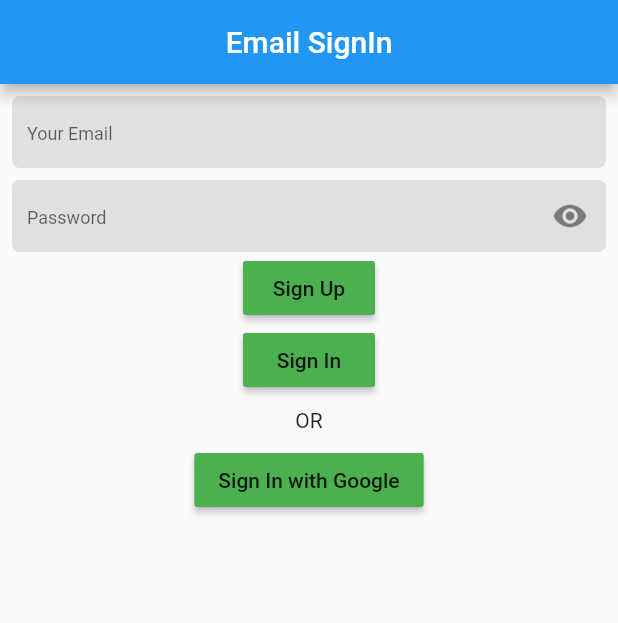
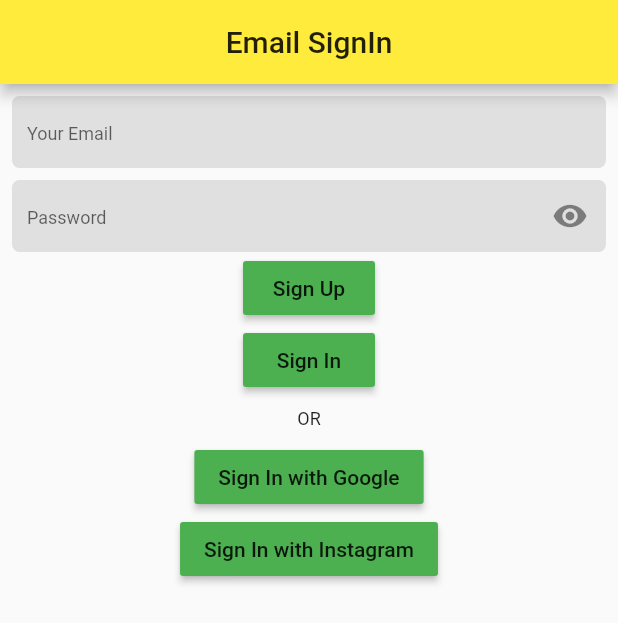
Before and after one commit to KodakandlaHemanthReddy/flutter_fb_google_login_with_firebase, a Flutter app: the screen it shows after launch, after a tap on "Sign In with Google", on a phone screen of 412 x 824 dp. Shown: the top 623 px of the screen. Run offline on Flutter 3.47's test engine with Material 2 defaults, Android fonts, the phone set to English and light mode, and no system bars; our stand-ins replace firebase_auth, google_sign_in, shared_preferences; missing offline and left inert: simple_auth, simple_auth_flutter; accounts and stored records are empty; network calls fail.

Commit message:
added instagram sign in and writed repositories for each screen

```diff
--- a/lib/bloc/login_bloc.dart
+++ b/lib/bloc/login_bloc.dart
@@ -1,12 +1,13 @@
 
 import 'package:flutter/material.dart';
 import 'package:fluttergooglesigninapp/bloc/base_bloc.dart';
-import 'package:fluttergooglesigninapp/repository/base_repo.dart';
-import 'package:fluttergooglesigninapp/repository/base_repo_impl.dart';
+import 'package:fluttergooglesigninapp/repository/login_repo.dart';
+import 'package:fluttergooglesigninapp/repository/login_repo_impl.dart';
+import 'package:simple_auth/simple_auth.dart' as simpleAuth;
 
 class LoginBloc implements BaseBloc{
 
-  BaseRepository _baseRepository;
+  LoginRepository _baseRepository;
 
   TextEditingController emailController = new TextEditingController();
   TextEditingController passwordController = new TextEditingController();
@@ -15,14 +16,15 @@ class LoginBloc implements BaseBloc{
   @override
   void init() {
     // TODO: implement init
-    _baseRepository = BaseRepositoryImpl();
+    _baseRepository = LoginRepositoryImpl();
   }
 
   @override
   void dispose() {
     // TODO: implement dispose
   }
-
+  final simpleAuth.InstagramApi instagramApi = new simpleAuth.InstagramApi(
+      "instagram", "3551676811515505", "4b1acdfae3ce8ebed9e1593de49edda3", "https://login-4583c.firebaseapp.com/__/auth/handle",scopes: "");
   signInWithEmail(String email,String password,BuildContext context){
     _baseRepository.signInWithEmail(email,password,context);
   }
@@ -38,5 +40,8 @@ class LoginBloc implements BaseBloc{
   handleSignIn(BuildContext context){
     _baseRepository.handleSignIn(context);
   }
+  login(simpleAuth.AuthenticatedApi api){
+    _baseRepository.login(api);
+  }
 
 }
--- a/lib/bloc/splash_bloc.dart
+++ b/lib/bloc/splash_bloc.dart
@@ -4,20 +4,20 @@ import 'dart:convert';
 import 'package:flutter/cupertino.dart';
 import 'package:flutter/material.dart';
 import 'package:fluttergooglesigninapp/bloc/base_bloc.dart';
-import 'package:fluttergooglesigninapp/repository/base_repo.dart';
-import 'package:fluttergooglesigninapp/repository/base_repo_impl.dart';
+import 'package:fluttergooglesigninapp/repository/login_repo.dart';
+import 'package:fluttergooglesigninapp/repository/login_repo_impl.dart';
 import 'package:fluttergooglesigninapp/ui/dashboard_view.dart';
 import 'package:fluttergooglesigninapp/ui/login_view.dart';
 import 'package:fluttergooglesigninapp/utilities/shared_prences.dart';
 
 class SplashScreenBloc implements BaseBloc{
 
-  BaseRepository _baseRepository;
+  LoginRepository _baseRepository;
 
   @override
   void init() {
     // TODO: implement init
-    _baseRepository = BaseRepositoryImpl();
+    _baseRepository = LoginRepositoryImpl();
   }
 
   @override
--- a/lib/main.dart
+++ b/lib/main.dart
@@ -2,23 +2,48 @@ import 'package:flutter/material.dart';
 import 'package:firebase_auth/firebase_auth.dart';
 import 'package:fluttergooglesigninapp/ui/splash_screen.dart';
 import 'package:google_sign_in/google_sign_in.dart';
+import 'package:simple_auth_flutter/simple_auth_flutter.dart';
 
 void main() => runApp(MyApp());
 
-class MyApp extends StatelessWidget {
+class MyApp extends StatefulWidget {
   // This widget is the root of your application.
 
-  FirebaseAuth auth = FirebaseAuth.instance;
-  FirebaseUser user;
-  GoogleSignIn googleSignIn = new GoogleSignIn();
+  @override
+  _MyAppState createState() => _MyAppState();
+}
 
+class _MyAppState extends State<MyApp> {
+
+  @override
+  void initState() {
+    // TODO: implement initState
+    super.initState();
+    SimpleAuthFlutter.init(context);
+  }
   @override
   Widget build(BuildContext context) {
     return MaterialApp(
       debugShowCheckedModeBanner: false,
       title: 'Flutter Demo',
       theme: ThemeData(
-        primarySwatch: Colors.blue,
+        primarySwatch: Colors.pink,
+        primaryColor: Colors.yellow,
+        brightness: Brightness.light,
+          textTheme: TextTheme(
+        headline: TextStyle(fontSize: 24.0, fontWeight: FontWeight.bold),
+        title: TextStyle(fontSize: 14.0, fontStyle: FontStyle.italic),
+        body1: TextStyle(fontSize: 12.0,))
+      ),
+      darkTheme: ThemeData(
+          primarySwatch: Colors.pink,
+          primaryColor: Colors.green,
+    accentColor: Colors.cyan[600],
+    brightness: Brightness.dark,
+    textTheme: TextTheme(
+    headline: TextStyle(fontSize: 24.0, fontWeight: FontWeight.bold),
+    title: TextStyle(fontSize: 14.0, fontStyle: FontStyle.italic),
+    body1: TextStyle(fontSize: 12.0,))
       ),
       home: SplashScreen(),
     );
--- a/lib/repository/base_repo_impl.dart
+++ b/lib/repository/base_repo_impl.dart
@@ -1,130 +1,11 @@
 
-
-import 'dart:convert';
-
-import 'package:firebase_auth/firebase_auth.dart';
-import 'package:flutter/cupertino.dart';
 import 'package:flutter/material.dart';
+import 'package:fluttergooglesigninapp/repository/base_repo.dart';
+import 'package:fluttergooglesigninapp/repository/login_repo_impl.dart';
 import 'package:fluttergooglesigninapp/ui/dashboard_view.dart';
 import 'package:fluttergooglesigninapp/ui/login_view.dart';
-import 'package:fluttergooglesigninapp/utilities/shared_prences.dart';
-import 'package:google_sign_in/google_sign_in.dart';
-
-import 'base_repo.dart';
 
 class BaseRepositoryImpl implements BaseRepository{
 
 
-  FirebaseAuth auth = FirebaseAuth.instance;
-  static FirebaseUser user;
-  GoogleSignIn googleSignInInstance = new GoogleSignIn();
-  AuthResult result;
-
-  @override
-  // TODO: implement fireBaseAuth
-  FirebaseAuth get fireBaseAuth => auth;
-
-  @override
-  // TODO: implement googleSignIn
-  GoogleSignIn get googleSignIn => googleSignInInstance;
-  FirebaseUser get loggedInUser => user;
-
-  @override
-    signInWithEmail(String email, String password,BuildContext context) async {
-    try {
-      result =
-      await auth.signInWithEmailAndPassword(email: email, password: password);
-      print("email auth ${result.user.photoUrl}");
-      user = result.user;
-      routeHandler(context);
-    }catch(error) {
-      user = result.user;
-    }
-    SharedPreference().save_Prefrences("loggedUser", user.email);
-  }
-
-  @override
-  handleSignIn(BuildContext context) async
-  {
-    print("entered login");
-    GoogleSignInAccount googleSignInAccount = await googleSignIn.signIn();
-    print("sign in");
-    GoogleSignInAuthentication googleSignInAuthentication = await googleSignInAccount.authentication;
-    print("Success print");
-    AuthCredential credential = GoogleAuthProvider.getCredential(idToken: googleSignInAuthentication.idToken,
-        accessToken: googleSignInAuthentication.accessToken);
-    print("signed in");
-    try{
-      result = await auth.signInWithCredential(credential);
-      user = result.user;
-      routeHandler(context);
-    }
-    catch(error){
-      print(error.toString());
-      user = result.user;
-    }
-    SharedPreference().save_Prefrences("loggedUser", user.email);
-    SharedPreference().save_Prefrences("user", json.encode(user,toEncodable: encodeData));
-    print("login");
-  }
-  encodeData(dynamic object){
-    if (object is FirebaseUser) {
-      return object.toString();
-    }
-    return object;
-  }
-  @override
-  signUpWithEmail(String email, String password,BuildContext context) async {
-    try {
-      result = await auth.createUserWithEmailAndPassword(
-          email: email, password: password);
-      print("signup email auth ${result.user.toString()}");
-      user = result.user;
-      routeHandler(context);
-    }catch(error){
-      user = result.user;
-    }
-    SharedPreference().save_Prefrences("loggedUser", user.email);
-    SharedPreference().save_Prefrences("user", json.encode(user));
-
-  }
-  @override
-  sendSignInWithEmailLink(String email) async {
-    print("email sign in link");
-    return auth.sendSignInWithEmailLink(
-        email: email,
-        url: "https://fluttergooglesigninapp.page.link",
-        handleCodeInApp: true,
-        iOSBundleID: 'com.firebasebootcamp.fluttergooglesigninapp',
-        androidPackageName: 'com.firebasebootcamp.fluttergooglesigninapp',
-        androidInstallIfNotAvailable: true,
-        androidMinimumVersion: "21");
-  }
-
-  @override
-  routeHandler(BuildContext context){
-    fireBaseAuth.onAuthStateChanged.listen((onData){
-      if(onData != null){
-        Navigator.pushReplacement(context,  MaterialPageRoute(builder: (BuildContext context) => DashBoardView()));
-      }else{
-        Navigator.pushReplacement(context,  MaterialPageRoute(builder: (BuildContext context) => LoginView()));
-      }
-    });
-  }
-  @override
-  userData(){
-    SharedPreference().get_Preference("user").then((onValue){
-      user = json.decode(onValue);
-    });
-  }
-
-  @override
-  void signOut(BuildContext context) {
-    // TODO: implement signOut
-    auth.signOut().then((response) {
-      googleSignInInstance.signOut();
-      SharedPreference().delete_prefrences("loggedUser");
-      routeHandler(context);
-    });
-  }
 }
--- /dev/null
+++ b/lib/repository/login_repo.dart
@@ -0,0 +1,19 @@
+
+import 'package:firebase_auth/firebase_auth.dart';
+import 'package:flutter/cupertino.dart';
+import 'package:google_sign_in/google_sign_in.dart';
+import 'package:simple_auth/simple_auth.dart' as simpleAuth;
+
+abstract class LoginRepository{
+
+  FirebaseAuth get fireBaseAuth;
+  GoogleSignIn get googleSignIn;
+  FirebaseUser get loggedInUser;
+  void signInWithEmail(String email,String password,BuildContext context);
+  void handleSignIn(BuildContext context);
+  void signUpWithEmail(String email,String password,BuildContext context);
+  void sendSignInWithEmailLink(String email);
+  routeHandler(BuildContext context);
+  void login(simpleAuth.AuthenticatedApi api);
+
+}
--- /dev/null
+++ b/lib/repository/login_repo_impl.dart
@@ -0,0 +1,112 @@
+
+import 'package:firebase_auth/firebase_auth.dart';
+import 'package:flutter/cupertino.dart';
+import 'package:flutter/material.dart';
+import 'package:fluttergooglesigninapp/ui/dashboard_view.dart';
+import 'package:fluttergooglesigninapp/ui/login_view.dart';
+import 'package:fluttergooglesigninapp/utilities/shared_prences.dart';
+import 'package:google_sign_in/google_sign_in.dart';
+import 'package:simple_auth/simple_auth.dart' as simpleAuth;
+import 'package:simple_auth_flutter/simple_auth_flutter.dart';
+import 'login_repo.dart';
+
+class LoginRepositoryImpl implements LoginRepository{
+
+
+  FirebaseAuth auth = FirebaseAuth.instance;
+  static FirebaseUser user;
+  GoogleSignIn googleSignInInstance = new GoogleSignIn();
+  AuthResult result;
+
+  @override
+  // TODO: implement fireBaseAuth
+  FirebaseAuth get fireBaseAuth => auth;
+
+  @override
+  // TODO: implement googleSignIn
+  GoogleSignIn get googleSignIn => googleSignInInstance;
+  FirebaseUser get loggedInUser => user;
+
+  @override
+    signInWithEmail(String email, String password,BuildContext context) async {
+    try {
+      result =
+      await auth.signInWithEmailAndPassword(email: email, password: password);
+      print("email auth ${result.user.photoUrl}");
+      user = result.user;
+      routeHandler(context);
+    }catch(error) {
+      user = result.user;
+    }
+    SharedPreference().save_Prefrences("loggedUser", user.email);
+  }
+
+  @override
+  handleSignIn(BuildContext context) async
+  {
+    print("entered login");
+    GoogleSignInAccount googleSignInAccount = await googleSignIn.signIn();
+    print("sign in");
+    GoogleSignInAuthentication googleSignInAuthentication = await googleSignInAccount.authentication;
+    print("Success print");
+    AuthCredential credential = GoogleAuthProvider.getCredential(idToken: googleSignInAuthentication.idToken,
+        accessToken: googleSignInAuthentication.accessToken);
+    print("signed in");
+    try{
+      result = await auth.signInWithCredential(credential);
+      user = result.user;
+      routeHandler(context);
+    }
+    catch(error){
+      print(error.toString());
+      user = result.user;
+    }
+    SharedPreference().save_Prefrences("loggedUser", user.email);
+    print("login");
+  }
+  @override
+  signUpWithEmail(String email, String password,BuildContext context) async {
+    try {
+      result = await auth.createUserWithEmailAndPassword(
+          email: email, password: password);
+      print("signup email auth ${result.user.toString()}");
+      user = result.user;
+      routeHandler(context);
+    }catch(error){
+      user = result.user;
+    }
+    SharedPreference().save_Prefrences("loggedUser", user.email);
+
+  }
+  @override
+  sendSignInWithEmailLink(String email) async {
+    print("email sign in link");
+    return auth.sendSignInWithEmailLink(
+        email: email,
+        url: "https://fluttergooglesigninapp.page.link",
+        handleCodeInApp: true,
+        iOSBundleID: 'com.firebasebootcamp.fluttergooglesigninapp',
+        androidPackageName: 'com.firebasebootcamp.fluttergooglesigninapp',
+        androidInstallIfNotAvailable: true,
+        androidMinimumVersion: "21");
+  }
+  @override
+  void login(simpleAuth.AuthenticatedApi api) async {
+    try {
+      var success = await api.authenticate();
+      print("Logged in success: $success");
+    } catch (e) {
+      print("error ${e.toString()}");
+    }
+  }
+  routeHandler(BuildContext context){
+    LoginRepositoryImpl().fireBaseAuth.onAuthStateChanged.listen((onData){
+      if(onData != null){
+        Navigator.pushReplacement(context,  MaterialPageRoute(builder: (BuildContext context) => DashBoardView()));
+      }else{
+        Navigator.pushReplacement(context,  MaterialPageRoute(builder: (BuildContext context) => LoginView()));
+      }
+    });
+  }
+
+}
--- a/lib/ui/login_view.dart
+++ b/lib/ui/login_view.dart
@@ -114,6 +114,13 @@ class _LoginViewState extends State<LoginView> {
               child: new Text("Sign In with Google"),
               color: Colors.green,
             ),
+            RaisedButton(
+              onPressed: () {
+                _loginBloc.login(_loginBloc.instagramApi);
+              },
+              child: new Text("Sign In with Instagram"),
+              color: Colors.green,
+            ),
           ],
         ),
       ),
--- a/pubspec.yaml
+++ b/pubspec.yaml
@@ -27,6 +27,7 @@ dependencies:
   google_sign_in:
   flutter_facebook_login: ^1.1.1
   shared_preferences: ^0.5.6+3
+  simple_auth_flutter: ^2.0.4
 
 dev_dependencies:
   flutter_test:
```
Also changed, not shown: lib/bloc/dashboard_bloc.dart (+8 -7 lines), lib/repository/base_repo.dart (+0 -14 lines), lib/repository/dashboard_repo.dart (added, +9 -0 lines), lib/repository/dashboard_repo_impl.dart (added, +30 -0 lines), lib/ui/dashboard_view.dart (+32 -5 lines), pubspec.lock, 1 other file.
